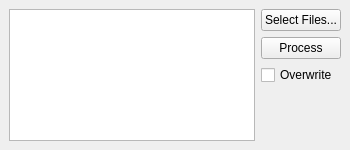
arkq/winpefix, file ui/MainWindow.ui: the form before one commit.
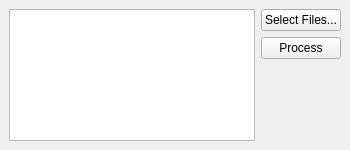
The form after the commit. Icons and pictures are not drawn.

Commit message: Always create backup file - GUI simplification

The edit to the form file:
```diff
--- a/ui/MainWindow.ui
+++ b/ui/MainWindow.ui
@@ -42,13 +42,6 @@
       </property>
      </widget>
     </item>
-    <item row="2" column="1">
-     <widget class="QCheckBox" name="overwriteCheckBox">
-      <property name="text">
-       <string>Overwrite</string>
-      </property>
-     </widget>
-    </item>
    </layout>
   </widget>
  </widget>
```
Left out of the diff: 6 changed lines with no effect on the pictures. The commit also changes 6 other files.
